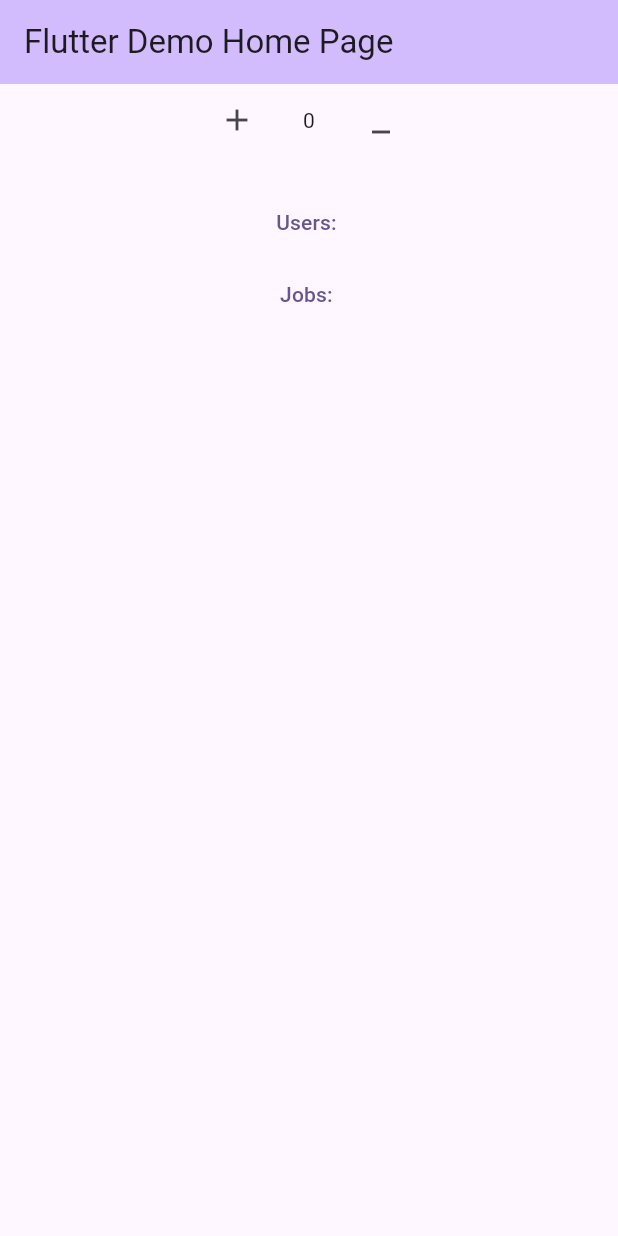
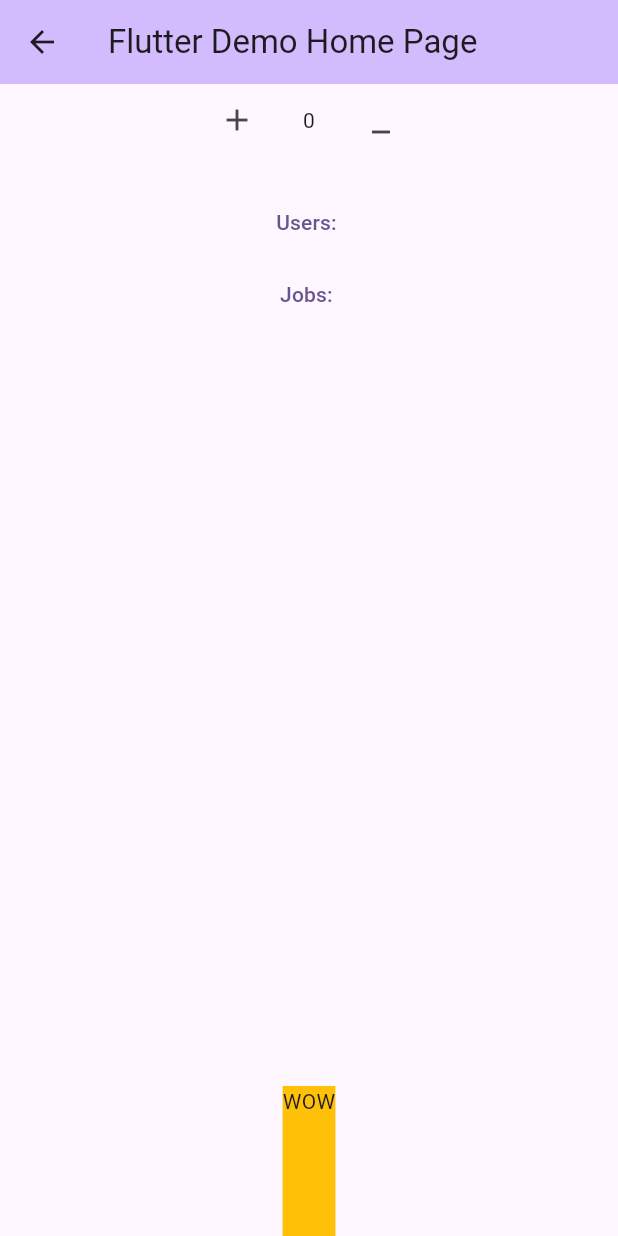
Before and after one commit to antonio63963/Bloc, a Flutter app: the screen it shows after launch, after a tap on the "add" icon, after a tap on the "minimize" icon, on a phone screen of 412 x 824 dp. Run offline on Flutter 3.47's test engine with Material 3 defaults, Android fonts, the phone set to English and light mode, and no system bars; our stand-ins replace bloc, flutter_bloc.

```diff
--- a/simple_counter/lib/main.dart
+++ b/simple_counter/lib/main.dart
@@ -21,6 +21,7 @@ class MyApp extends StatelessWidget {
       providers: [
         BlocProvider(
           create: (context) => counterBloc,
+          lazy: false,
         ),
         BlocProvider(
           create: (context) => UserBloc(counterBloc),
@@ -48,6 +49,9 @@ class MyHomePage extends StatefulWidget {
 }
 
 class _MyHomePageState extends State<MyHomePage> {
+  final GlobalKey<ScaffoldState> _scaffoldKey = GlobalKey<ScaffoldState>();
+  bool isOpened = false;
+
   @override
   Widget build(BuildContext context) {
     final counterBloc = BlocProvider.of<CounterBloc>(context);
@@ -55,11 +59,32 @@ class _MyHomePageState extends State<MyHomePage> {
 
     return SafeArea(
       child: Scaffold(
+        key: _scaffoldKey,
         appBar: AppBar(
           backgroundColor: Theme.of(context).colorScheme.inversePrimary,
           title: Text(widget.title),
         ),
-        body: ListView(
+        body: BlocListener<CounterBloc, StateCounter>(
+          listener: (context, state) {
+            print(isOpened);
+            if (state.count <= 0) {
+              Scaffold.of(context).showBottomSheet(
+                (context) => Container(
+                  height: 100,
+                  color: Colors.amber,
+                  child: Text("WOW"),
+                ),
+              );
+
+              isOpened = true;
+            }
+            if (state.count > 0 && isOpened) {
+              isOpened = false;
+
+              Navigator.pop(context);
+            }
+          },
+          child: ListView(
             children: [
               Row(
                 mainAxisAlignment: MainAxisAlignment.center,
@@ -128,6 +153,7 @@ class _MyHomePageState extends State<MyHomePage> {
             ],
           ),
         ),
+      ),
     );
   }
 }
```
Lines whose indentation alone changed are shown as unchanged.
